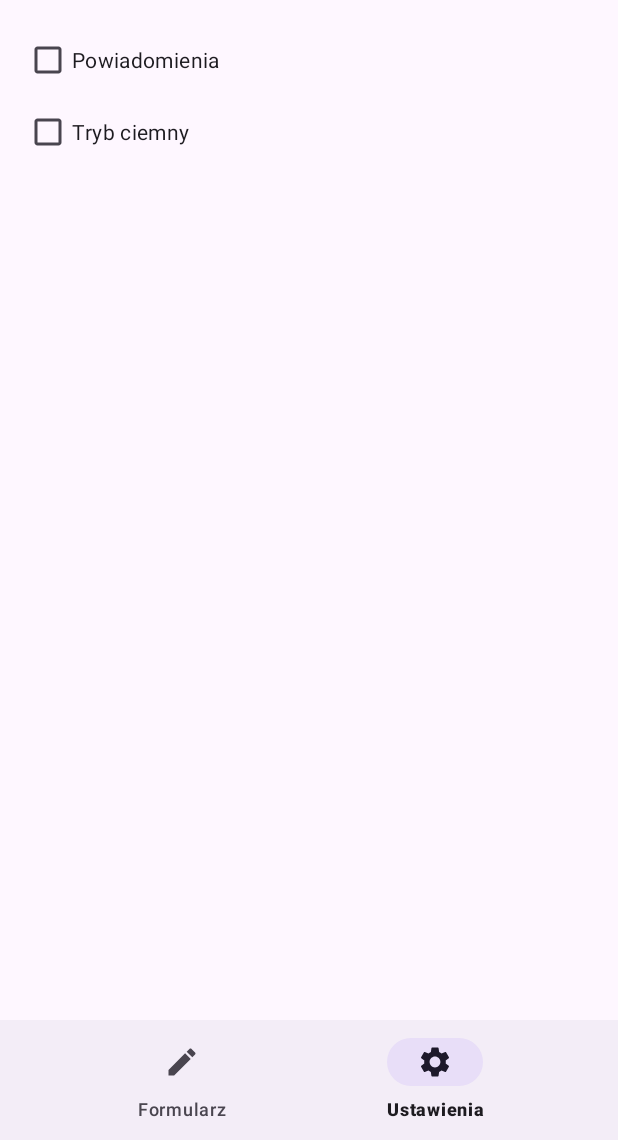
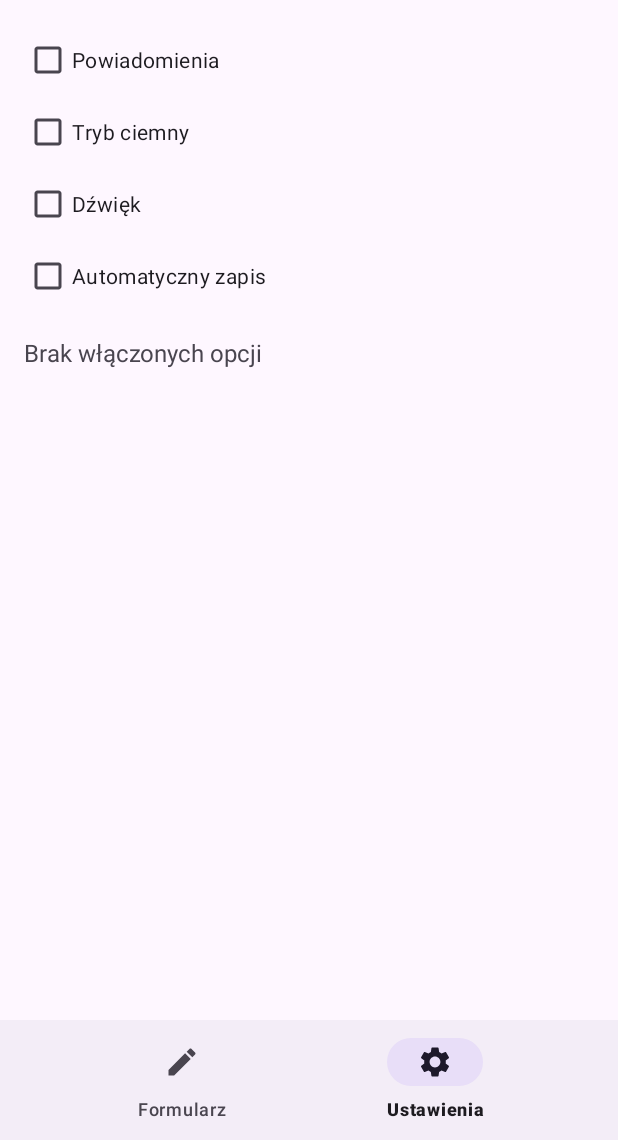
Before and after one commit to BroiDev/toolbar-menu-nawigacja, an Android app: the screen it shows after launch (MainActivity), item 2 of the bottom bar chosen, on a phone screen of 412 x 824 dp, the part 96-1236 px from its top. Run offline under Robolectric (Android 15) with nearby library versions, the phone set to English and light mode, and no system bars.

Commit message:
feat: ekran ustawień, rozbudowa sekcji i przycisk reset

```diff
--- a/app/src/main/java/com/broidev/toolbar_menu_nawigacja/MainActivity.java
+++ b/app/src/main/java/com/broidev/toolbar_menu_nawigacja/MainActivity.java
@@ -6,9 +6,12 @@ import android.os.Bundle;
 import android.view.Menu;
 import android.view.MenuItem;
 import android.view.View;
+import android.widget.CheckBox;
 import android.widget.EditText;
+import android.widget.TextView;
 import android.widget.Toast;
 
+import androidx.appcompat.app.AlertDialog;
 import androidx.appcompat.app.AppCompatActivity;
 import androidx.appcompat.widget.Toolbar;
 
@@ -18,6 +21,9 @@ public class MainActivity extends AppCompatActivity {
 
     private EditText etName;
     private View sectionForm, sectionSettings;
+
+    private CheckBox cbNotifications, cbDark, cbSound, cbAutosave;
+    private TextView tvSettingsSummary;
 
     @Override
     protected void onCreate(Bundle savedInstanceState) {
@@ -30,6 +36,14 @@ public class MainActivity extends AppCompatActivity {
         etName = findViewById(R.id.etName);
         sectionForm = findViewById(R.id.sectionForm);
         sectionSettings = findViewById(R.id.sectionSettings);
+
+        cbNotifications = findViewById(R.id.cbNotifications);
+        cbDark = findViewById(R.id.cbDark);
+        cbSound = findViewById(R.id.cbSound);
+        cbAutosave = findViewById(R.id.cbAutosave);
+        tvSettingsSummary = findViewById(R.id.tvSettingsSummary);
+
+        setUpSettingsListeners();
 
         setUpBottomNavigation();
     }
@@ -73,9 +87,47 @@ public class MainActivity extends AppCompatActivity {
         } else if (id == R.id.action_about) {
             startActivity(new Intent(this, AboutActivity.class));
             return true;
+        } else if (id == R.id.action_reset) {
+            resetSettings();
+            return true;
         }
 
         return super.onOptionsItemSelected(item);
+    }
+
+    private void setUpSettingsListeners() {
+        cbNotifications.setOnCheckedChangeListener((buttonView, isChecked) -> updateSettingsSummary());
+        cbDark.setOnCheckedChangeListener((buttonView, isChecked) -> updateSettingsSummary());
+        cbSound.setOnCheckedChangeListener((buttonView, isChecked) -> updateSettingsSummary());
+        cbAutosave.setOnCheckedChangeListener((buttonView, isChecked) -> updateSettingsSummary());
+    }
+
+    private void updateSettingsSummary() {
+        StringBuilder summary = new StringBuilder();
+        if (cbNotifications.isChecked()) summary.append(getString(R.string.setting_notifications)).append("\n");
+        if (cbDark.isChecked()) summary.append(getString(R.string.setting_dark)).append("\n");
+        if (cbSound.isChecked()) summary.append(getString(R.string.setting_sound)).append("\n");
+        if (cbAutosave.isChecked()) summary.append(getString(R.string.setting_autosave)).append("\n");
+
+        if (summary.length() > 0) {
+            tvSettingsSummary.setText(summary.toString().trim());
+        } else {
+            tvSettingsSummary.setText(R.string.settings_summary_empty);
+        }
+    }
+
+    private void resetSettings() {
+        new AlertDialog.Builder(this)
+                .setTitle(R.string.reset_dialog_title)
+                .setMessage(R.string.reset_dialog_message)
+                .setPositiveButton(R.string.yes, (dialog, which) -> {
+                    cbNotifications.setChecked(false);
+                    cbDark.setChecked(false);
+                    cbSound.setChecked(false);
+                    cbAutosave.setChecked(false);
+                })
+                .setNegativeButton(R.string.no, null)
+                .show();
     }
 
     private void clearForm() {
--- a/app/src/main/res/layout/activity_main.xml
+++ b/app/src/main/res/layout/activity_main.xml
@@ -61,6 +61,26 @@
             android:layout_width="wrap_content"
             android:layout_height="wrap_content"
             android:text="@string/setting_dark" />
+
+        <CheckBox
+            android:id="@+id/cbSound"
+            android:layout_width="wrap_content"
+            android:layout_height="wrap_content"
+            android:text="@string/setting_sound" />
+
+        <CheckBox
+            android:id="@+id/cbAutosave"
+            android:layout_width="wrap_content"
+            android:layout_height="wrap_content"
+            android:text="@string/setting_autosave" />
+
+        <TextView
+            android:id="@+id/tvSettingsSummary"
+            android:layout_width="match_parent"
+            android:layout_height="wrap_content"
+            android:layout_marginTop="16dp"
+            android:text="@string/settings_summary_empty"
+            android:textSize="16sp" />
     </LinearLayout>
 
     <com.google.android.material.bottomnavigation.BottomNavigationView
--- a/app/src/main/res/menu/menu_main.xml
+++ b/app/src/main/res/menu/menu_main.xml
@@ -18,4 +18,9 @@
         android:title="@string/action_about"
         app:showAsAction="never" />
 
+    <item
+        android:id="@+id/action_reset"
+        android:title="@string/action_reset"
+        app:showAsAction="never" />
+
 </menu>
--- a/app/src/main/res/values/strings.xml
+++ b/app/src/main/res/values/strings.xml
@@ -13,6 +13,14 @@
     <string name="hint_name">Jan Kowalski</string>
     <string name="setting_notifications">Powiadomienia</string>
     <string name="setting_dark">Tryb ciemny</string>
+    <string name="setting_sound">Dźwięk</string>
+    <string name="setting_autosave">Automatyczny zapis</string>
+    <string name="settings_summary_empty">Brak włączonych opcji</string>
+    <string name="action_reset">Przywróć domyślne</string>
+    <string name="reset_dialog_title">Przywróć domyślne</string>
+    <string name="reset_dialog_message">Czy na pewno chcesz przywrócić domyślne ustawienia?</string>
+    <string name="yes">Tak</string>
+    <string name="no">Nie</string>
 
     <string name="about_text">Aplikacja szkoleniowa.\nTechnik programista, klasa 5.</string>
     <string name="cleared">Wyczyszczono</string>
```
Also changed, not shown: 1 other file.
